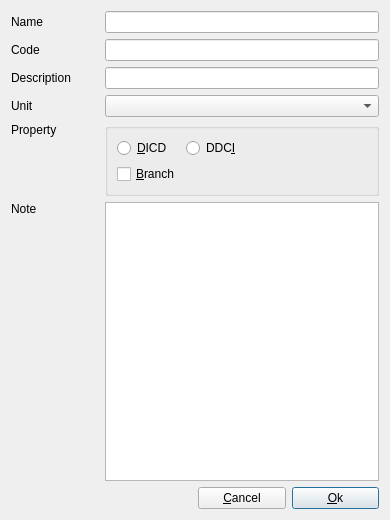
Before: the Qt Designer form dialog/editnode.ui in YtxCash/Ytx, drawn with Qt 5.
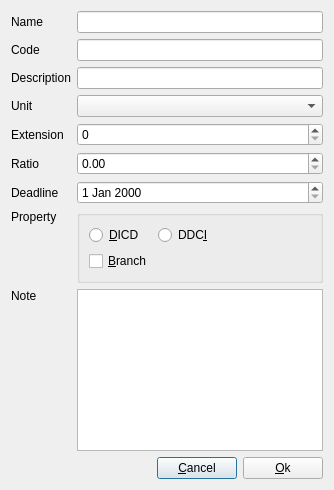
After: the same form once the commit is applied.

Diff of the .ui file:
```diff
--- a/dialog/editnode.ui
+++ b/dialog/editnode.ui
@@ -6,11 +6,102 @@
    <rect>
     <x>0</x>
     <y>0</y>
-    <width>390</width>
-    <height>520</height>
+    <width>334</width>
+    <height>490</height>
    </rect>
   </property>
-  <layout class="QGridLayout" name="gridLayout_2">
+  <layout class="QGridLayout" name="gridLayout_2" columnstretch="0,1,0,0">
+   <item row="1" column="1" colspan="3">
+    <widget class="QLineEdit" name="lineEditCode">
+     <property name="sizePolicy">
+      <sizepolicy hsizetype="Preferred" vsizetype="Fixed">
+       <horstretch>0</horstretch>
+       <verstretch>0</verstretch>
+      </sizepolicy>
+     </property>
+    </widget>
+   </item>
+   <item row="5" column="0">
+    <widget class="QLabel" name="labelExtension">
+     <property name="text">
+      <string>Extension</string>
+     </property>
+    </widget>
+   </item>
+   <item row="13" column="0" colspan="2">
+    <spacer name="horizontalSpacer">
+     <property name="orientation">
+      <enum>Qt::Horizontal</enum>
+     </property>
+     <property name="sizeHint" stdset="0">
+      <size>
+       <width>111</width>
+       <height>20</height>
+      </size>
+     </property>
+    </spacer>
+   </item>
+   <item row="13" column="2">
+    <widget class="QPushButton" name="pBtnCancel">
+     <property name="text">
+      <string>&amp;Cancel</string>
+     </property>
+    </widget>
+   </item>
+   <item row="0" column="1" colspan="3">
+    <widget class="QLineEdit" name="lineEditName">
+     <property name="sizePolicy">
+      <sizepolicy hsizetype="Preferred" vsizetype="Fixed">
+       <horstretch>0</horstretch>
+       <verstretch>0</verstretch>
+      </sizepolicy>
+     </property>
+    </widget>
+   </item>
+   <item row="1" column="0">
+    <widget class="QLabel" name="labCode">
+     <property name="text">
+      <string>Code</string>
+     </property>
+     <property name="buddy">
+      <cstring>lineEditCode</cstring>
+     </property>
+    </widget>
+   </item>
+   <item row="6" column="0">
+    <widget class="QLabel" name="labelRatio">
+     <property name="text">
+      <string>Ratio</string>
+     </property>
+    </widget>
+   </item>
+   <item row="7" column="0">
+    <widget class="QLabel" name="labelDeadline">
+     <property name="text">
+      <string>Deadline</string>
+     </property>
+    </widget>
+   </item>
+   <item row="2" column="1" colspan="3">
+    <widget class="QLineEdit" name="lineEditDescription">
+     <property name="sizePolicy">
+      <sizepolicy hsizetype="Preferred" vsizetype="Fixed">
+       <horstretch>0</horstretch>
+       <verstretch>0</verstretch>
+      </sizepolicy>
+     </property>
+    </widget>
+   </item>
+   <item row="13" column="3">
+    <widget class="QPushButton" name="pBtnOk">
+     <property name="text">
+      <string>&amp;Ok</string>
+     </property>
+    </widget>
+   </item>
+   <item row="12" column="1" colspan="3">
+    <widget class="QPlainTextEdit" name="plainTextEdit"/>
+   </item>
    <item row="0" column="0">
     <widget class="QLabel" name="labName">
      <property name="text">
@@ -21,7 +112,65 @@
      </property>
     </widget>
    </item>
-   <item row="4" column="1" colspan="3">
+   <item row="12" column="0">
+    <widget class="QLabel" name="labNote">
+     <property name="sizePolicy">
+      <sizepolicy hsizetype="Preferred" vsizetype="Expanding">
+       <horstretch>0</horstretch>
+       <verstretch>0</verstretch>
+      </sizepolicy>
+     </property>
+     <property name="text">
+      <string>Note</string>
+     </property>
+     <property name="alignment">
+      <set>Qt::AlignLeading|Qt::AlignLeft|Qt::AlignTop</set>
+     </property>
+     <property name="buddy">
+      <cstring>plainTextEdit</cstring>
+     </property>
+    </widget>
+   </item>
+   <item row="2" column="0">
+    <widget class="QLabel" name="labDescription">
+     <property name="text">
+      <string>Description</string>
+     </property>
+     <property name="buddy">
+      <cstring>lineEditDescription</cstring>
+     </property>
+    </widget>
+   </item>
+   <item row="3" column="0">
+    <widget class="QLabel" name="labUnit">
+     <property name="text">
+      <string>Unit</string>
+     </property>
+     <property name="buddy">
+      <cstring>comboUnit</cstring>
+     </property>
+    </widget>
+   </item>
+   <item row="10" column="0">
+    <widget class="QLabel" name="labProperty">
+     <property name="sizePolicy">
+      <sizepolicy hsizetype="Preferred" vsizetype="Preferred">
+       <horstretch>0</horstretch>
+       <verstretch>0</verstretch>
+      </sizepolicy>
+     </property>
+     <property name="text">
+      <string>Property</string>
+     </property>
+     <property name="alignment">
+      <set>Qt::AlignLeading|Qt::AlignLeft|Qt::AlignTop</set>
+     </property>
+     <property name="buddy">
+      <cstring>rBtnDICD</cstring>
+     </property>
+    </widget>
+   </item>
+   <item row="10" column="1" rowspan="2" colspan="3">
     <widget class="QGroupBox" name="groupBox">
      <property name="title">
       <string/>
@@ -82,109 +231,38 @@
      </layout>
     </widget>
    </item>
-   <item row="0" column="1" colspan="3">
-    <widget class="QLineEdit" name="lineEditName"/>
-   </item>
-   <item row="1" column="1" colspan="3">
-    <widget class="QLineEdit" name="lineEditCode"/>
-   </item>
-   <item row="5" column="0">
-    <widget class="QLabel" name="labNote">
-     <property name="text">
-      <string>Note</string>
-     </property>
-     <property name="alignment">
-      <set>Qt::AlignLeading|Qt::AlignLeft|Qt::AlignTop</set>
-     </property>
-     <property name="buddy">
-      <cstring>plainTextEdit</cstring>
-     </property>
-    </widget>
-   </item>
-   <item row="4" column="0">
-    <widget class="QLabel" name="labProperty">
-     <property name="sizePolicy">
-      <sizepolicy hsizetype="Preferred" vsizetype="Preferred">
-       <horstretch>0</horstretch>
-       <verstretch>0</verstretch>
-      </sizepolicy>
-     </property>
-     <property name="text">
-      <string>Property</string>
-     </property>
-     <property name="alignment">
-      <set>Qt::AlignLeading|Qt::AlignLeft|Qt::AlignTop</set>
-     </property>
-     <property name="buddy">
-      <cstring>rBtnDICD</cstring>
-     </property>
-    </widget>
-   </item>
-   <item row="2" column="0">
-    <widget class="QLabel" name="labDescription">
-     <property name="text">
-      <string>Description</string>
-     </property>
-     <property name="buddy">
-      <cstring>lineEditDescription</cstring>
-     </property>
-    </widget>
-   </item>
-   <item row="6" column="3">
-    <widget class="QPushButton" name="pBtnOk">
-     <property name="text">
-      <string>&amp;Ok</string>
-     </property>
-    </widget>
-   </item>
-   <item row="2" column="1" colspan="3">
-    <widget class="QLineEdit" name="lineEditDescription"/>
-   </item>
-   <item row="5" column="1" colspan="3">
-    <widget class="QPlainTextEdit" name="plainTextEdit"/>
-   </item>
-   <item row="1" column="0">
-    <widget class="QLabel" name="labCode">
-     <property name="text">
-      <string>Code</string>
-     </property>
-     <property name="buddy">
-      <cstring>lineEditCode</cstring>
-     </property>
-    </widget>
-   </item>
-   <item row="6" column="2">
-    <widget class="QPushButton" name="pBtnCancel">
-     <property name="text">
-      <string>&amp;Cancel</string>
-     </property>
-    </widget>
-   </item>
-   <item row="3" column="0">
-    <widget class="QLabel" name="labUnit">
-     <property name="text">
-      <string>Unit</string>
-     </property>
-     <property name="buddy">
-      <cstring>comboUnit</cstring>
-     </property>
-    </widget>
-   </item>
    <item row="3" column="1" colspan="3">
     <widget class="QComboBox" name="comboUnit"/>
    </item>
-   <item row="6" column="0" colspan="2">
-    <spacer name="horizontalSpacer">
-     <property name="orientation">
-      <enum>Qt::Horizontal</enum>
+   <item row="5" column="1" colspan="3">
+    <widget class="QSpinBox" name="spinBoxExtension">
+     <property name="sizePolicy">
+      <sizepolicy hsizetype="Preferred" vsizetype="Fixed">
+       <horstretch>0</horstretch>
+       <verstretch>0</verstretch>
+      </sizepolicy>
      </property>
-     <property name="sizeHint" stdset="0">
-      <size>
-       <width>111</width>
-       <height>20</height>
-      </size>
+    </widget>
+   </item>
+   <item row="6" column="1" colspan="3">
+    <widget class="QDoubleSpinBox" name="doubleSpinBoxRatio">
+     <property name="sizePolicy">
+      <sizepolicy hsizetype="Preferred" vsizetype="Fixed">
+       <horstretch>0</horstretch>
+       <verstretch>0</verstretch>
+      </sizepolicy>
      </property>
-    </spacer>
+    </widget>
+   </item>
+   <item row="7" column="1" colspan="3">
+    <widget class="QDateEdit" name="dateEditDeadline">
+     <property name="sizePolicy">
+      <sizepolicy hsizetype="Preferred" vsizetype="Fixed">
+       <horstretch>0</horstretch>
+       <verstretch>0</verstretch>
+      </sizepolicy>
+     </property>
+    </widget>
    </item>
   </layout>
  </widget>
```
Left out of the diff: 54 changed lines with no effect on the pictures.
